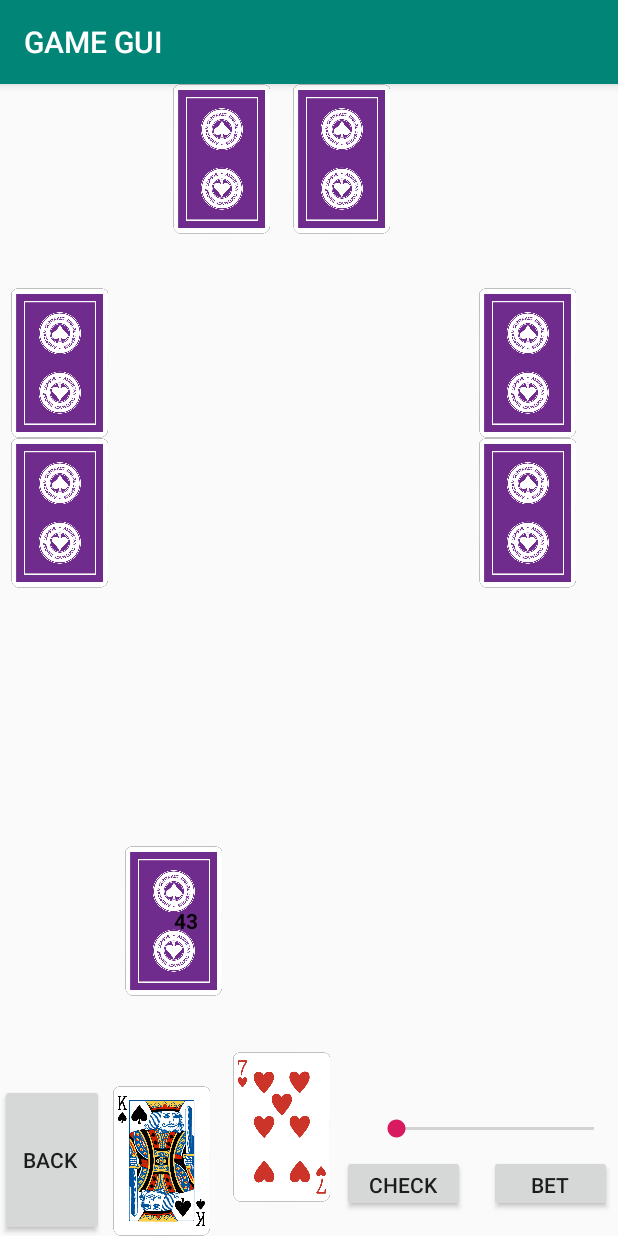
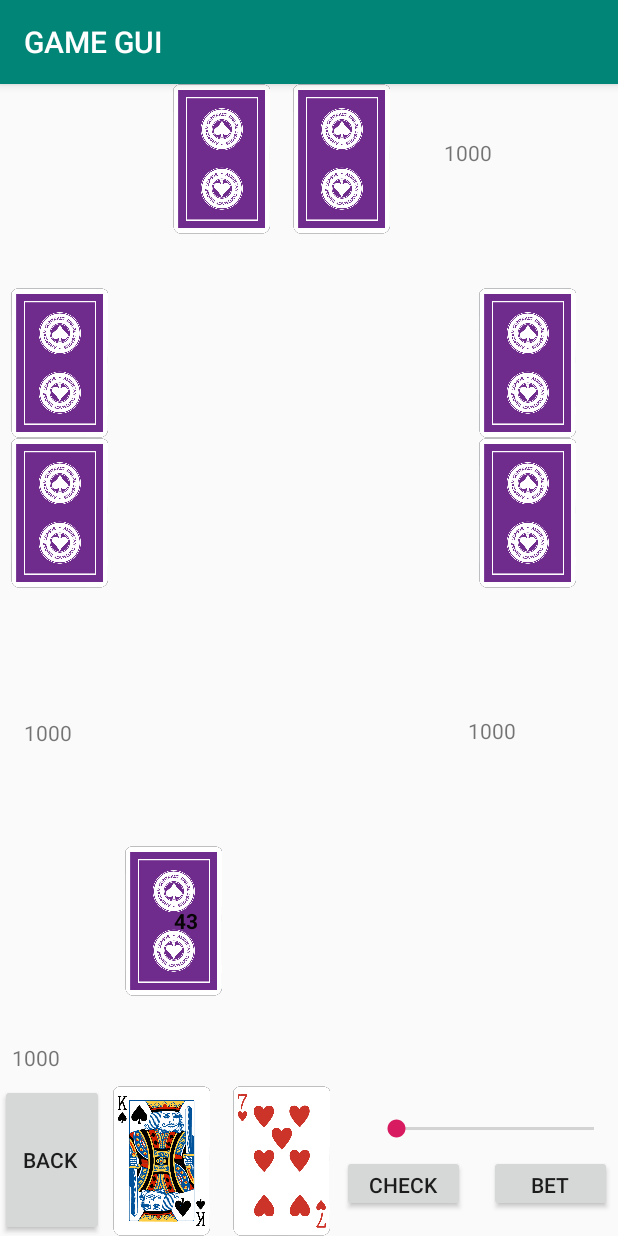
Before and after one commit to lsrigueira/Game-Gui, an Android app: the InGame screen opened directly, with no data from a screen before it, after a tap on "BET", on a phone screen of 412 x 824 dp. Run offline under Robolectric (Android 15) with nearby library versions, the phone set to English and light mode, and no system bars.

Commit message:
Continuous game && winner choose(some plays)

```diff
--- a/app/src/main/java/com/example/gamegui/InGame.java
+++ b/app/src/main/java/com/example/gamegui/InGame.java
@@ -12,52 +12,46 @@ import android.widget.TextView;
 
 import java.util.ArrayList;
 import java.util.Arrays;
+import java.util.Collection;
+import java.util.Collections;
 import java.util.List;
 
 
 public class InGame extends AppCompatActivity {
 
-    final ArrayList<Card> cartasenbaraja= functions.nueva_baraja();
+    ArrayList<Card> cartasenbaraja;
     final ArrayList<Player> jugadores = new ArrayList<>();
     int nrondas = 0;
+    int rondastotales=0;
 
     @Override
     protected void onCreate(Bundle savedInstanceState) {
         super.onCreate(savedInstanceState);
 
         setContentView(R.layout.activity_in_game);
-        int nronda = 0;
+        final int nronda = 0;
 
         //Creamos os xogadores
-        Player jugador1 = new Player(0,0,true,"player1",1000);
+        Player jugador1 = new Player("player1",1000);
         jugadores.add(jugador1);
-        Player jugador2 = new Player(0,0,false,"player2",1000);
+        Player jugador2 = new Player("player2",1000);
         jugadores.add(jugador2);
-        Player jugador3 = new Player(0,0,false,"player3",1000);
+        Player jugador3 = new Player("player3",1000);
         jugadores.add(jugador3);
-        Player persona = new Player(0,0,false,"person",1000);
+        Player persona = new Player("person",1000);
         jugadores.add(persona);
 
         int i=0;
-        //TODO este bucle é mais comodo cun in range
 
-        for(i=0;i<jugadores.size();i++){
-            int index =  (int) (Math.random()*cartasenbaraja.size());
-            Card card1 = cartasenbaraja.get(index);
-            card1.setPosicion("Mano");
-            cartasenbaraja.remove(index);
-            index = (int) (Math.random()*cartasenbaraja.size());
-            Card card2 = cartasenbaraja.get(index);
-            cartasenbaraja.remove(index);
-            card2.setPosicion("Mano");
-            jugadores.get(i).setcards(card1,card2);
-            if(jugadores.get(i).getname().equals("person")){
-                ImageView aux = findViewById(R.id.personcard1);
-                functions.enseñar_carta(aux,card1.getId());
-                aux = findViewById(R.id.personcard2);
-                functions.enseñar_carta(aux,card2.getId());
+        nuevamano();
+
+        Button newroundbutton = (Button) findViewById(R.id.newround);
+        newroundbutton.setOnClickListener(new View.OnClickListener() {
+            @Override
+            public void onClick(View view) {
+                nuevamano();
             }
-        }
+        });
 
         Button startbutton = (Button) findViewById(R.id.startbutton);
         startbutton.setOnClickListener(new View.OnClickListener() {
@@ -85,6 +79,55 @@ public class InGame extends AppCompatActivity {
 
     }
 
+    public void nuevamano(){
+        this.rondastotales++;
+        this.cartasenbaraja = functions.nueva_baraja();
+        this.nrondas =0;
+        if(this.rondastotales>1)this.nrondas++;
+        findViewById(R.id.newround).setEnabled(false);
+        findViewById(R.id.newround).setVisibility(View.INVISIBLE);
+
+        for(int i=0;i<jugadores.size();i++){
+            jugadores.get(i).clearCartaMesa();
+            int index =  (int) (Math.random()*cartasenbaraja.size());
+            Card card1 = cartasenbaraja.get(index);
+            card1.setPosicion("Mano");
+            cartasenbaraja.remove(index);
+            index = (int) (Math.random()*cartasenbaraja.size());
+            Card card2 = cartasenbaraja.get(index);
+            cartasenbaraja.remove(index);
+            card2.setPosicion("Mano");
+            jugadores.get(i).setcards(card1,card2);
+            if(jugadores.get(i).getname().equals("person")){
+                ImageView aux = findViewById(R.id.personcard1);
+                functions.enseñar_carta(aux,card1.getId());
+                aux = findViewById(R.id.personcard2);
+                functions.enseñar_carta(aux,card2.getId());
+            }
+        }
+
+        functions.enseñar_carta((ImageView)findViewById(R.id.player1card1),"reverso");
+        functions.enseñar_carta((ImageView)findViewById(R.id.player1card2),"reverso");
+        functions.enseñar_carta((ImageView)findViewById(R.id.player2card1),"reverso");
+        functions.enseñar_carta((ImageView)findViewById(R.id.player2card2),"reverso");
+        functions.enseñar_carta((ImageView)findViewById(R.id.player3card1),"reverso");
+        functions.enseñar_carta((ImageView)findViewById(R.id.player3card2),"reverso");
+        functions.enseñar_carta((ImageView)findViewById(R.id.deck),"reverso");
+        ((TextView) findViewById(R.id.cartasendeck)).setText(String.valueOf(cartasenbaraja.size()));
+        findViewById(R.id.tablecard1).setVisibility(View.INVISIBLE);
+        findViewById(R.id.tablecard2).setVisibility(View.INVISIBLE);
+        findViewById(R.id.tablecard3).setVisibility(View.INVISIBLE);
+        findViewById(R.id.tablecard4).setVisibility(View.INVISIBLE);
+        findViewById(R.id.tablecard5).setVisibility(View.INVISIBLE);
+    }
+
+    public void refreshpoints(){
+        ((TextView) findViewById(R.id.player1Points)).setText(String.valueOf(jugadores.get(0).getMoney()));
+        ((TextView) findViewById(R.id.player2Points)).setText(String.valueOf(jugadores.get(1).getMoney()));
+        ((TextView) findViewById(R.id.player3Points)).setText(String.valueOf(jugadores.get(2).getMoney()));
+        ((TextView) findViewById(R.id.personPoints)).setText(String.valueOf(jugadores.get(3).getMoney()));
+    }
+
     public void backToMenu(){
         Intent intent = new Intent(this,MainActivity.class);
         startActivity(intent);
@@ -100,13 +143,11 @@ public class InGame extends AppCompatActivity {
         int contador = 0;
         switch (nrondas){
             case 1:
-                functions.enseñar_carta((ImageView)findViewById(R.id.player1card1),"reverso");
-                functions.enseñar_carta((ImageView)findViewById(R.id.player1card2),"reverso");
-                functions.enseñar_carta((ImageView)findViewById(R.id.player2card1),"reverso");
-                functions.enseñar_carta((ImageView)findViewById(R.id.player2card2),"reverso");
-                functions.enseñar_carta((ImageView)findViewById(R.id.player3card1),"reverso");
-                functions.enseñar_carta((ImageView)findViewById(R.id.player3card2),"reverso");
-                functions.enseñar_carta((ImageView)findViewById(R.id.deck),"reverso");
+                refreshpoints();
+                findViewById(R.id.player1Points).setVisibility(View.VISIBLE);
+                findViewById(R.id.player2Points).setVisibility(View.VISIBLE);
+                findViewById(R.id.player3Points).setVisibility(View.VISIBLE);
+                findViewById(R.id.personPoints).setVisibility(View.VISIBLE);
                 findViewById(R.id.startbutton).setVisibility(View.INVISIBLE);
                 findViewById(R.id.startbutton).setEnabled(false);
                 TextView textodeck = (TextView) findViewById(R.id.cartasendeck);
@@ -114,10 +155,7 @@ public class InGame extends AppCompatActivity {
                 textodeck.setVisibility(View.VISIBLE);
                 findViewById(R.id.cartasendeck).setVisibility(View.VISIBLE);
                 contador=0;
-                for(contador=0;contador<jugadores.size();contador++){
-                    jugadores.get(contador).calcularpuntuacion();
-                }
-                System.out.println("ACABOU ESTO-->"+jugadores.size());
+
                 break;
             case 2:
                 int i=0;
@@ -156,10 +194,7 @@ public class InGame extends AppCompatActivity {
                 auxText = (TextView) findViewById(R.id.cartasburned);
                 auxText.setText("1");
                 auxText.setVisibility(View.VISIBLE);
-                for(contador=0;contador<jugadores.size();contador++){
-                    jugadores.get(contador).calcularpuntuacion();
-                    System.out.println("EXECUTASE ESRTO");
-                }
+
                 break;
             case 3:
                 index = (int) (Math.random()*cartasenbaraja.size());
@@ -171,16 +206,11 @@ public class InGame extends AppCompatActivity {
                 for(i=0;i<jugadores.size();i++){
                     jugadores.get(i).newCarta(card1);
                 }
-
                 auxText = (TextView) findViewById(R.id.cartasendeck);
                 auxText.setText(Integer.toString(cartasenbaraja.size()));
                 auxText = (TextView) findViewById(R.id.cartasburned);
                 auxText.setText("2");
                 i=0;
-                for(i=0;i<jugadores.size();i++){
-                    jugadores.get(i).calcularpuntuacion();
-                    System.out.println("EXECUTASE ESRTO");
-                }
                 break;
             case 4:
                 index = (int) (Math.random()*cartasenbaraja.size());
@@ -198,13 +228,17 @@ public class InGame extends AppCompatActivity {
                 auxText = (TextView) findViewById(R.id.cartasburned);
                 auxText.setText("3");
                 i=0;
-                for(contador=0;contador<jugadores.size();contador++){
-                    jugadores.get(contador).calcularpuntuacion();
-                    System.out.println("EXECUTASE ESRTO");
-                }
                 break;
             case 5:
                 i=0;
+                Integer [] puntuaciones= new Integer[jugadores.size()];
+                for(contador=0;contador<jugadores.size();contador++){
+                    puntuaciones[contador]=jugadores.get(contador).calcularpuntuacion();
+                }
+                int indexganador=Arrays.asList(puntuaciones).indexOf(functions.maximo(puntuaciones));
+                System.out.println("Ha ganado el jugador"+ (indexganador+1));
+                functions.cashflow(jugadores,indexganador);
+                refreshpoints();
                 for(i=0;i<jugadores.size();i++){
                     functions.enseñar_carta((ImageView)findViewById(R.id.player1card1),jugadores.get(0).getcard1().getId());
                     functions.enseñar_carta((ImageView)findViewById(R.id.player1card2),jugadores.get(0).getcard2().getId());
@@ -214,6 +248,8 @@ public class InGame extends AppCompatActivity {
                     functions.enseñar_carta((ImageView)findViewById(R.id.player3card2),jugadores.get(2).getcard2().getId());
 
                 }
+                findViewById(R.id.newround).setEnabled(true);
+                findViewById(R.id.newround).setVisibility(View.VISIBLE);
              default:
                  System.out.println("NON SE PODEN XOGAR MAIS RONDAS,LEVAMOS"+nrondas);
         }
--- a/app/src/main/res/layout/activity_in_game.xml
+++ b/app/src/main/res/layout/activity_in_game.xml
@@ -5,6 +5,18 @@
     android:layout_width="match_parent"
     android:layout_height="match_parent"
     tools:context=".InGame">
+
+    <TextView
+        android:id="@+id/personPoints"
+        android:layout_width="wrap_content"
+        android:layout_height="wrap_content"
+        android:layout_marginStart="8dp"
+        android:layout_marginLeft="8dp"
+        android:layout_marginBottom="8dp"
+        android:width="100dp"
+        android:visibility="invisible"
+        app:layout_constraintBottom_toTopOf="@+id/BackButton"
+        app:layout_constraintStart_toStartOf="parent" />
 
     <ImageView
         android:id="@+id/player2card1"
@@ -52,8 +64,8 @@
         android:id="@+id/burned"
         android:layout_width="80dp"
         android:layout_height="100dp"
-        android:layout_marginStart="120dp"
-        android:layout_marginLeft="120dp"
+        android:layout_marginStart="80dp"
+        android:layout_marginLeft="80dp"
         android:layout_marginBottom="76dp"
         android:src="@drawable/reverso"
         android:visibility="invisible"
@@ -139,12 +151,9 @@
         android:layout_width="80dp"
         android:layout_height="100dp"
         android:layout_marginLeft="148dp"
-        android:layout_marginTop="556dp"
         android:visibility="invisible"
         app:layout_constraintBottom_toBottomOf="parent"
-        app:layout_constraintLeft_toLeftOf="parent"
-        app:layout_constraintTop_toTopOf="parent"
-        app:layout_constraintVertical_bias="0.8"></ImageView>
+        app:layout_constraintLeft_toLeftOf="parent"></ImageView>
 
     <ImageView
         android:id="@+id/player2card2"
@@ -244,8 +253,56 @@
         android:layout_marginTop="232dp"
         android:text="Start"
         app:layout_constraintBottom_toBottomOf="parent"
+        app:layout_constraintStart_toStartOf="parent"
         app:layout_constraintTop_toTopOf="parent"
-        app:layout_constraintVertical_bias="0.151"
-        tools:layout_editor_absoluteX="-1dp" />
+        app:layout_constraintVertical_bias="0.151" />
+
+    <TextView
+        android:id="@+id/player2Points"
+        android:layout_width="wrap_content"
+        android:layout_height="wrap_content"
+        android:layout_marginStart="28dp"
+        android:layout_marginLeft="28dp"
+        android:layout_marginTop="36dp"
+        android:width="100dp"
+        android:visibility="invisible"
+        app:layout_constraintStart_toEndOf="@+id/player2card2"
+        app:layout_constraintTop_toTopOf="parent" />
+
+    <TextView
+        android:id="@+id/player3Points"
+        android:layout_width="wrap_content"
+        android:layout_height="wrap_content"
+        android:layout_marginTop="20dp"
+        android:width="100dp"
+        android:visibility="invisible"
+        app:layout_constraintBottom_toTopOf="@+id/burned"
+        app:layout_constraintEnd_toEndOf="parent"
+        app:layout_constraintTop_toBottomOf="@+id/player3card1"
+        app:layout_constraintVertical_bias="0.484" />
+
+    <TextView
+        android:id="@+id/player1Points"
+        android:layout_width="wrap_content"
+        android:layout_height="wrap_content"
+        android:layout_marginStart="16dp"
+        android:layout_marginLeft="16dp"
+        android:layout_marginTop="20dp"
+        android:width="100dp"
+        android:visibility="invisible"
+        app:layout_constraintBottom_toTopOf="@+id/deck"
+        app:layout_constraintStart_toStartOf="parent"
+        app:layout_constraintTop_toBottomOf="@+id/player1card1" />
+
+    <Button
+        android:id="@+id/newround"
+        android:layout_width="158dp"
+        android:layout_height="50dp"
+        android:text="Continuar"
+        android:visibility="invisible"
+        app:layout_constraintEnd_toEndOf="@+id/burned"
+        app:layout_constraintHorizontal_bias="0.675"
+        app:layout_constraintStart_toStartOf="@+id/deck"
+        app:layout_constraintTop_toBottomOf="@+id/tablecard5" />
 
 </androidx.constraintlayout.widget.ConstraintLayout>
```
Also changed, not shown: app/src/main/java/com/example/gamegui/Player.java (+169 -20 lines), app/src/main/java/com/example/gamegui/functions.java (+23 -2 lines).
